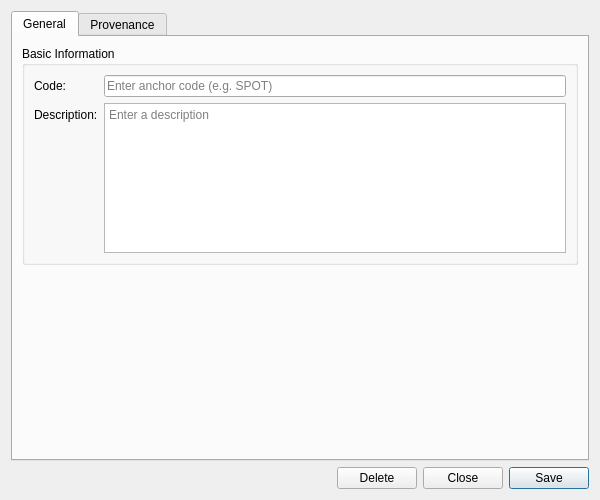
Old version of the form projects/ores.qt/refdata/ui/TenorAnchorDetailDialog.ui in the repository OreStudio/OreStudio.
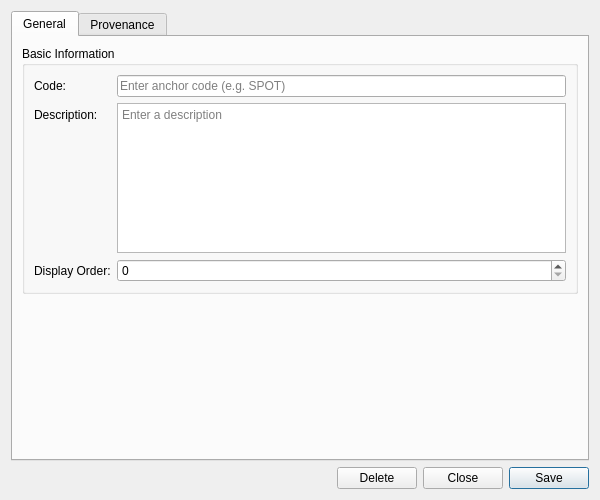
New version of the form. Custom widgets are drawn as their Qt base class.

Commit message: [qt,refdata,sql] Add tenor_kind/tenor_unit/tenor_resolution_algorithm codes, badges, combo boxes, eventing

Patch:
```diff
--- a/projects/ores.qt/refdata/ui/TenorAnchorDetailDialog.ui
+++ b/projects/ores.qt/refdata/ui/TenorAnchorDetailDialog.ui
@@ -81,6 +81,23 @@
             </property>
            </widget>
           </item>
+          <item row="2" column="0">
+           <widget class="QLabel" name="labelDisplayOrder">
+            <property name="text">
+             <string>Display Order:</string>
+            </property>
+           </widget>
+          </item>
+          <item row="2" column="1">
+           <widget class="QSpinBox" name="displayOrderEdit">
+            <property name="minimum">
+             <number>0</number>
+            </property>
+            <property name="maximum">
+             <number>9999</number>
+            </property>
+           </widget>
+          </item>
          </layout>
         </widget>
        </item>
```
The commit also changes 178 other files.
